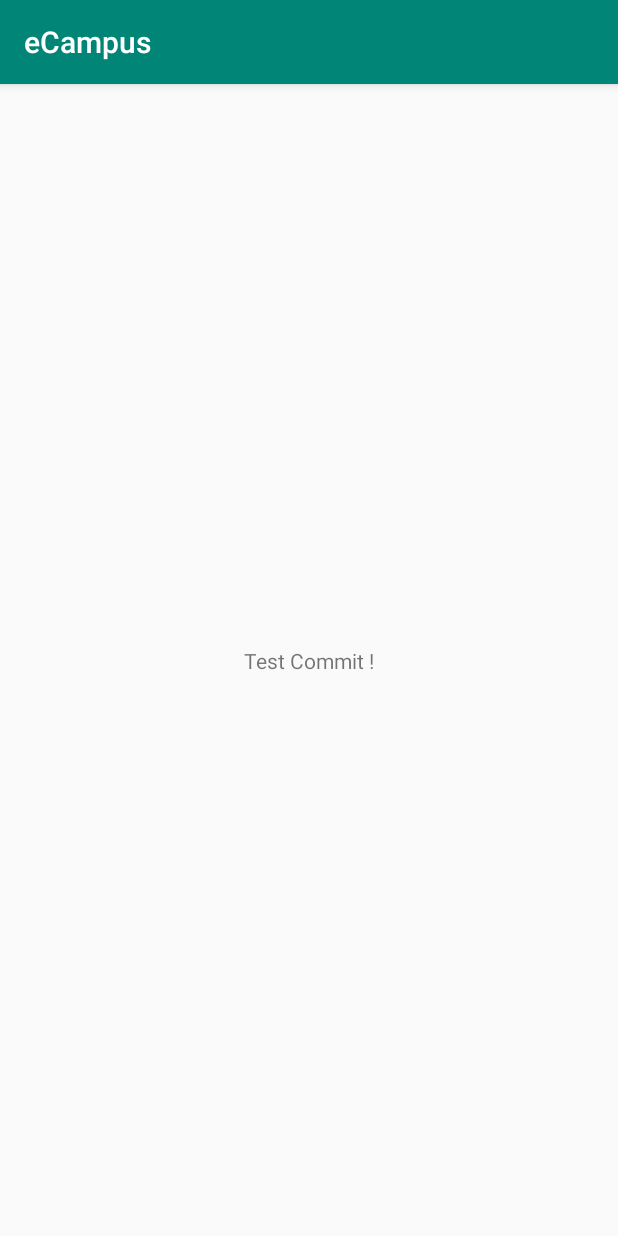
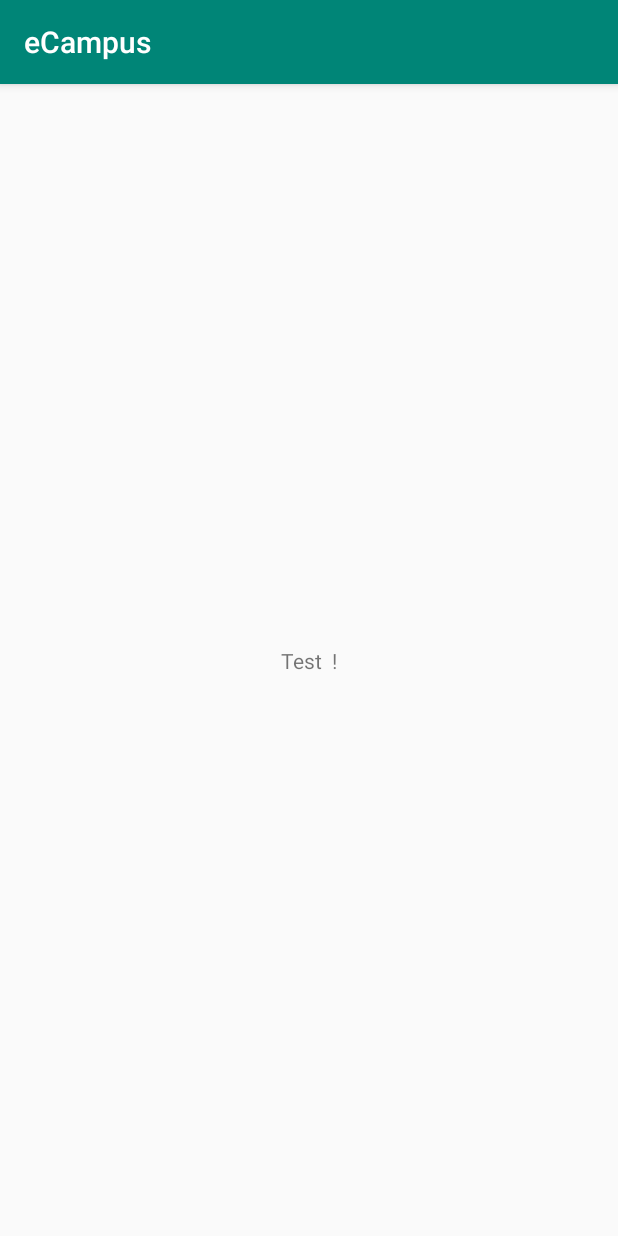
Before and after one commit to rutul089/eCampus, an Android app: the screen it shows after launch (MainActivity), on a phone screen of 412 x 824 dp. Run offline under Robolectric (Android 15) with nearby library versions, the phone set to English and light mode, and no system bars.

Commit message:
-Test commit

```diff
--- a/app/src/main/res/layout/activity_main.xml
+++ b/app/src/main/res/layout/activity_main.xml
@@ -9,7 +9,7 @@
     <TextView
         android:layout_width="wrap_content"
         android:layout_height="wrap_content"
-        android:text="Test Commit !"
+        android:text="Test  !"
         app:layout_constraintBottom_toBottomOf="parent"
         app:layout_constraintLeft_toLeftOf="parent"
         app:layout_constraintRight_toRightOf="parent"
```
